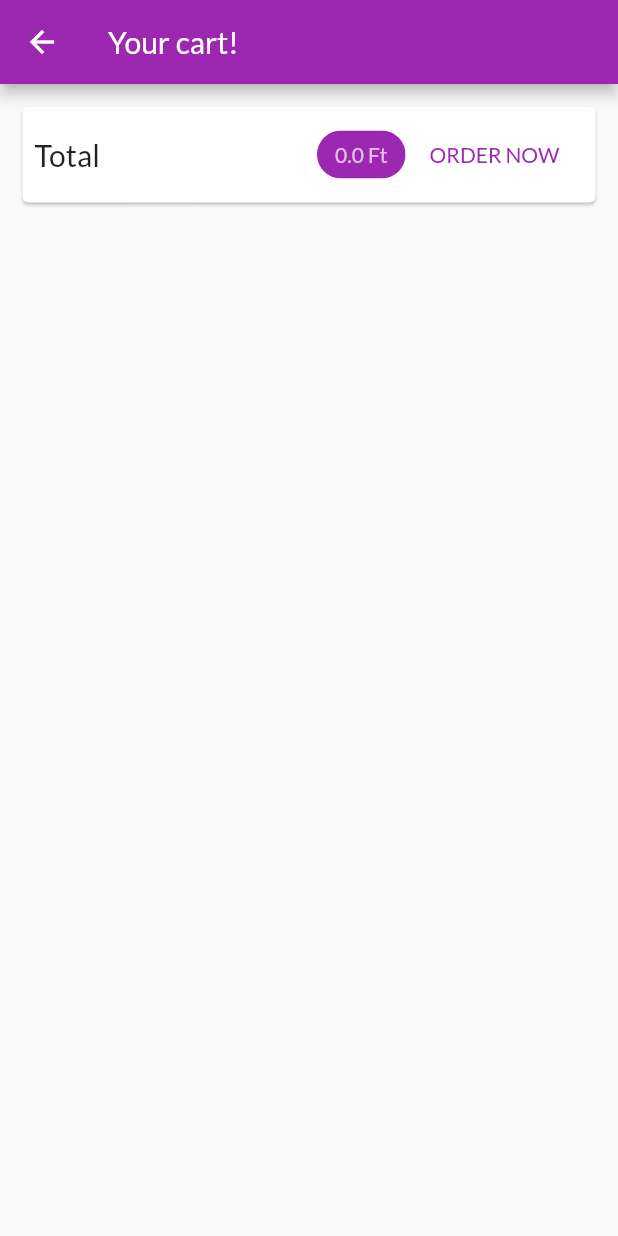
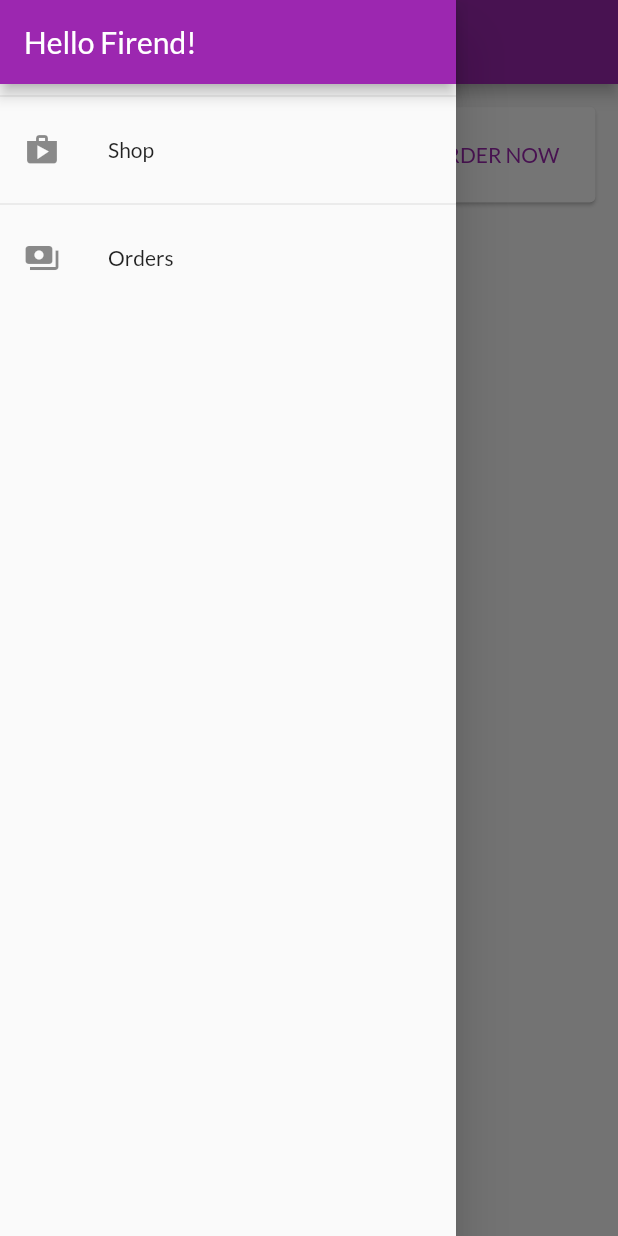
Before and after one commit to daveborka/FlutterShopLP, a Flutter app: the CartScreen screen opened by its route, with the side drawer open (before the commit the screen has no drawer), on a phone screen of 412 x 824 dp. Run offline on Flutter 3.47's test engine with Material 2 defaults, Android fonts, the phone set to English and light mode, and no system bars; network calls fail.

Commit message:
Adding Orders screen and drawer.

```diff
--- a/flutter_shop_app/lib/main.dart
+++ b/flutter_shop_app/lib/main.dart
@@ -1,4 +1,5 @@
 import 'package:flutter/material.dart';
+import 'package:flutter_complete_guide/screens/orders_screen.dart';
 import 'package:provider/provider.dart';
 
 import './screens/products_overview_screen.dart';
@@ -6,6 +7,7 @@ import './screens/product_detail_screen.dart';
 import './providers/products.dart';
 import './providers/cart.dart';
 import './screens/cart_screen.dart';
+import './providers/orders.dart';
 
 void main() => runApp(MyApp());
 
@@ -19,7 +21,8 @@ class MyApp extends StatelessWidget {
         ),
         ChangeNotifierProvider(
           create: (ctx) => Cart(),
-        )
+        ),
+        ChangeNotifierProvider(create: (ctx) => Orders())
       ],
       child: MaterialApp(
         debugShowCheckedModeBanner: false,
@@ -32,7 +35,8 @@ class MyApp extends StatelessWidget {
         home: ProductsOverviewScreen(),
         routes: {
           ProductDetailScreen.routeName: (ctx) => ProductDetailScreen(),
-          CartScreen.routeName: (ctx) => CartScreen()
+          CartScreen.routeName: (ctx) => CartScreen(),
+          OrdersScreem.routeName: (ctx) => OrdersScreem()
         },
       ),
     );
--- a/flutter_shop_app/lib/screens/cart_screen.dart
+++ b/flutter_shop_app/lib/screens/cart_screen.dart
@@ -3,6 +3,9 @@ import 'package:provider/provider.dart';
 
 import '../providers/cart.dart' show Cart;
 import '../widgets/cart_item.dart';
+import '../providers/orders.dart';
+import '../widgets/app_drawer.dart';
+import '../screens/orders_screen.dart';
 
 class CartScreen extends StatelessWidget {
   static const routeName = '/cart';
@@ -32,7 +35,7 @@ class CartScreen extends StatelessWidget {
                   ),
                   Chip(
                     label: Text(
-                      '${cartContainer.totalAmount} Ft',
+                      '${cartContainer.totalAmount.toStringAsFixed(2)} Ft',
                       style: TextStyle(
                           color: Theme.of(context)
                               .primaryTextTheme
@@ -42,7 +45,13 @@ class CartScreen extends StatelessWidget {
                     backgroundColor: Theme.of(context).primaryColor,
                   ),
                   FlatButton(
-                      onPressed: () {},
+                      onPressed: () {
+                        Provider.of<Orders>(context, listen: false).addOrder(
+                            cartContainer.items.values.toList(),
+                            cartContainer.totalAmount);
+                        cartContainer.clear();
+                        Navigator.of(context).pushNamed(OrdersScreem.routeName);
+                      },
                       child: Text(
                         'ORDER NOW',
                         style: TextStyle(color: Theme.of(context).primaryColor),
@@ -58,14 +67,16 @@ class CartScreen extends StatelessWidget {
               child: ListView.builder(
             itemCount: cartContainer.getItemCount,
             itemBuilder: (context, index) => CartItem(
-                cartItemid: cartContainer.items.values.toList()[index].id,
-                productId: cartContainer.items.keys.toList()[index],
-                title: cartContainer.items.values.toList()[index].title,
-                quantity: cartContainer.items.values.toList()[index].quantity,
-                price: cartContainer.items.values.toList()[index].price),
+              cartItemid: cartContainer.items.values.toList()[index].id,
+              productId: cartContainer.items.keys.toList()[index],
+              title: cartContainer.items.values.toList()[index].title,
+              quantity: cartContainer.items.values.toList()[index].quantity,
+              price: cartContainer.items.values.toList()[index].price,
+            ),
           ))
         ],
       ),
+      drawer: AppDrawer(),
     );
   }
 }
--- /dev/null
+++ b/flutter_shop_app/lib/screens/orders_screen.dart
@@ -0,0 +1,27 @@
+import 'package:flutter/material.dart';
+import 'package:provider/provider.dart';
+
+import '../providers/orders.dart' show Orders;
+import '../widgets/order_item.dart';
+import '../widgets/app_drawer.dart';
+
+class OrdersScreem extends StatelessWidget {
+  static String routeName = "/orders";
+  @override
+  Widget build(BuildContext context) {
+    final orderData = Provider.of<Orders>(context);
+
+    return Scaffold(
+      appBar: AppBar(
+        title: Text('Your Orders'),
+      ),
+      body: ListView.builder(
+        itemBuilder: (ctx, index) => OrderItem(
+          order: orderData.orders[index],
+        ),
+        itemCount: orderData.orders.length,
+      ),
+      drawer: AppDrawer(),
+    );
+  }
+}
--- a/flutter_shop_app/lib/screens/products_overview_screen.dart
+++ b/flutter_shop_app/lib/screens/products_overview_screen.dart
@@ -5,6 +5,7 @@ import '../widgets/products_grid.dart';
 import '../widgets/badge.dart';
 import '../screens/cart_screen.dart';
 import '../providers/cart.dart';
+import '../widgets/app_drawer.dart';
 
 enum FilterOptions { Favorites, All }
 
@@ -59,6 +60,7 @@ class _ProductsOverviewScreenState extends State<ProductsOverviewScreen> {
         ],
       ),
       body: ProductsGrid(_showOnlyFavoritesData),
+      drawer: AppDrawer(),
     );
   }
 }
--- /dev/null
+++ b/flutter_shop_app/lib/widgets/app_drawer.dart
@@ -0,0 +1,35 @@
+import 'package:flutter/material.dart';
+import 'package:flutter_complete_guide/screens/orders_screen.dart';
+
+class AppDrawer extends StatelessWidget {
+  @override
+  Widget build(BuildContext context) {
+    return Drawer(
+      child: Column(
+        children: [
+          AppBar(
+            title: Text('Hello Firend!'),
+            automaticallyImplyLeading: false,
+          ),
+          Divider(),
+          ListTile(
+            leading: Icon(Icons.shop),
+            title: Text('Shop'),
+            onTap: () {
+              Navigator.of(context).pushReplacementNamed('/');
+            },
+          ),
+          Divider(),
+          ListTile(
+            leading: Icon(Icons.payments),
+            title: Text('Orders'),
+            onTap: () {
+              Navigator.of(context)
+                  .pushReplacementNamed(OrdersScreem.routeName);
+            },
+          )
+        ],
+      ),
+    );
+  }
+}
--- a/flutter_shop_app/pubspec.yaml
+++ b/flutter_shop_app/pubspec.yaml
@@ -24,6 +24,7 @@ dependencies:
   flutter:
     sdk: flutter
   provider: ^6.0.0
+  intl: ^0.15.8
 
   # The following adds the Cupertino Icons font to your application.
   # Use with the CupertinoIcons class for iOS style icons.
```
Also changed, not shown: flutter_shop_app/lib/providers/cart.dart (+6 -1 lines), flutter_shop_app/lib/providers/orders.dart (added, +35 -0 lines), flutter_shop_app/lib/screens/product_detail_screen.dart (+31 -0 lines), flutter_shop_app/lib/widgets/order_item.dart (added, +70 -0 lines), flutter_shop_app/pubspec.lock.
